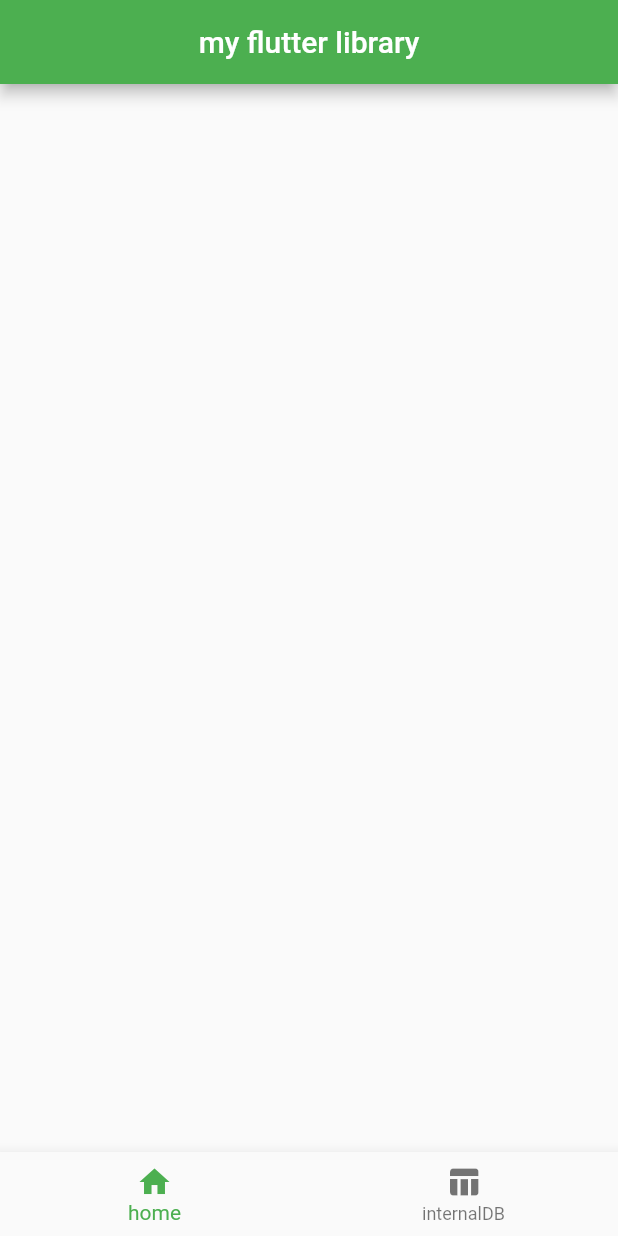
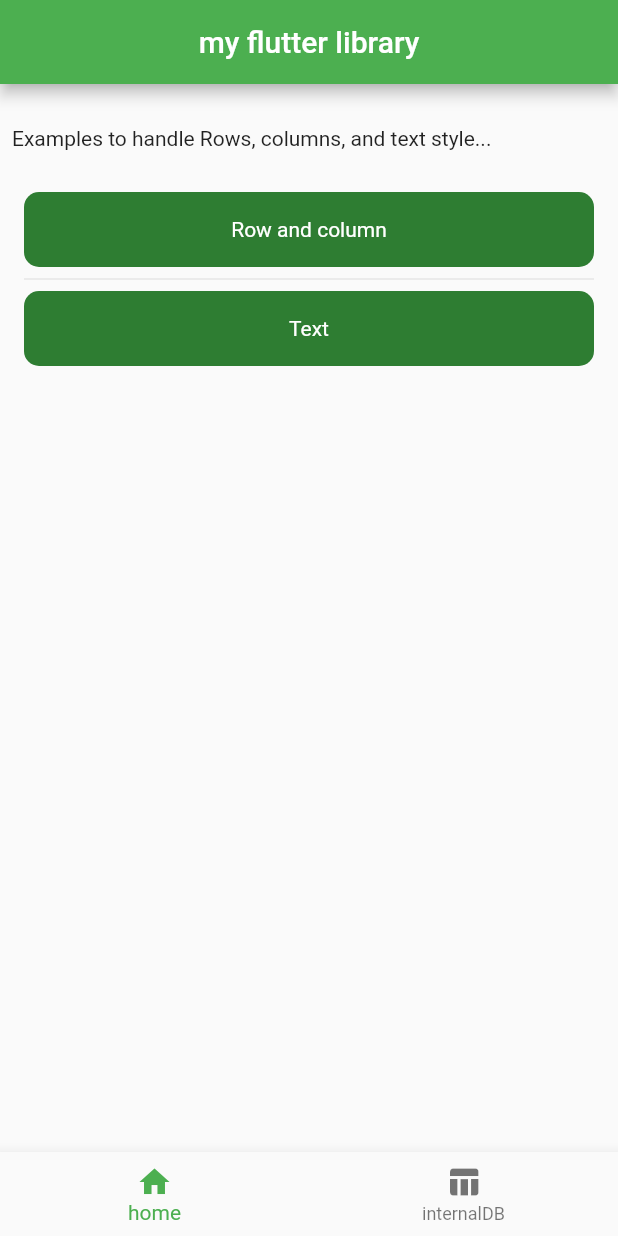
Before and after one commit to Luca-Virgilio/flutter_library, a Flutter app: the screen it shows after launch, on a phone screen of 412 x 824 dp. Run offline on Flutter 3.47's test engine with Material 2 defaults, Android fonts, the phone set to English and light mode, and no system bars; our stand-ins replace flutter_riverpod, go_router.

Commit message:
Add text style and Row and columns page

```diff
--- a/lib/main.dart
+++ b/lib/main.dart
@@ -4,6 +4,8 @@ import 'package:flutter_widgets/pages/home_screen.dart';
 import 'package:flutter_widgets/pages/state_management/counter_page.dart';
 import 'package:flutter_widgets/pages/state_management/state_management_screen.dart';
 import 'package:flutter_widgets/pages/state_management/todo_list_page.dart';
+import 'package:flutter_widgets/pages/style/body_screen.dart';
+import 'package:flutter_widgets/pages/style/text_screen.dart';
 import 'package:go_router/go_router.dart';
 
 void main() {
@@ -53,6 +55,16 @@ class MyApp extends StatelessWidget {
                         const TodoListPage(),
                   ),
                 ]),
+            GoRoute(
+              path: 'style/body',
+              builder: (BuildContext context, GoRouterState state) =>
+                  const BodyScreen(),
+            ),
+            GoRoute(
+              path: 'style/text',
+              builder: (BuildContext context, GoRouterState state) =>
+                  const TextScreen(),
+            ),
           ]),
     ],
   );
--- a/lib/pages/home_screen.dart
+++ b/lib/pages/home_screen.dart
@@ -3,6 +3,8 @@ import 'dart:developer';
 import 'package:flutter/material.dart';
 import 'package:flutter_widgets/model/my_navbar_item.dart';
 import 'package:go_router/go_router.dart';
+
+import '../model/example_item.dart';
 
 class HomeScreen extends StatelessWidget {
   const HomeScreen({Key? key}) : super(key: key);
@@ -23,10 +25,58 @@ class HomeScreen extends StatelessWidget {
 
   @override
   Widget build(BuildContext context) {
+    final List<ExampleItem> examples = [
+      ExampleItem(name: 'Row and column', route: '/style/body'),
+      ExampleItem(name: 'Text', route: '/style/text'),
+    ];
     return Scaffold(
       appBar: AppBar(
         centerTitle: true,
         title: Text('my flutter library'),
+      ),
+      body: SizedBox(
+        child: Padding(
+          padding: const EdgeInsets.all(8.0),
+          child: Column(
+            crossAxisAlignment: CrossAxisAlignment.start,
+            children: [
+              const SizedBox(
+                height: 20,
+              ),
+              const Text('Examples to handle Rows, columns, and text style...'),
+              const SizedBox(
+                height: 20,
+              ),
+              ListView.separated(
+                shrinkWrap: true,
+                padding: const EdgeInsets.all(8),
+                itemCount: examples.length,
+                itemBuilder: (BuildContext context, int index) {
+                  return GestureDetector(
+                    onTap: () {
+                      context.go(examples[index].route);
+                    },
+                    child: Container(
+                      height: 50,
+                      decoration: BoxDecoration(
+                        color: Colors.green.shade800,
+                        borderRadius: BorderRadius.all(Radius.circular(10)),
+                      ),
+                      child: Center(
+                        child: Text(
+                          examples[index].name,
+                          style: const TextStyle(color: Colors.white),
+                        ),
+                      ),
+                    ),
+                  );
+                },
+                separatorBuilder: (BuildContext context, int index) =>
+                    const Divider(),
+              ),
+            ],
+          ),
+        ),
       ),
       bottomNavigationBar: BottomNavigationBar(
           onTap: (index) => changeRoute(index, context), //New
```
Also changed, not shown: lib/pages/style/body_screen.dart (added, +124 -0 lines), lib/pages/style/text_screen.dart (added, +33 -0 lines), pubspec.lock.
